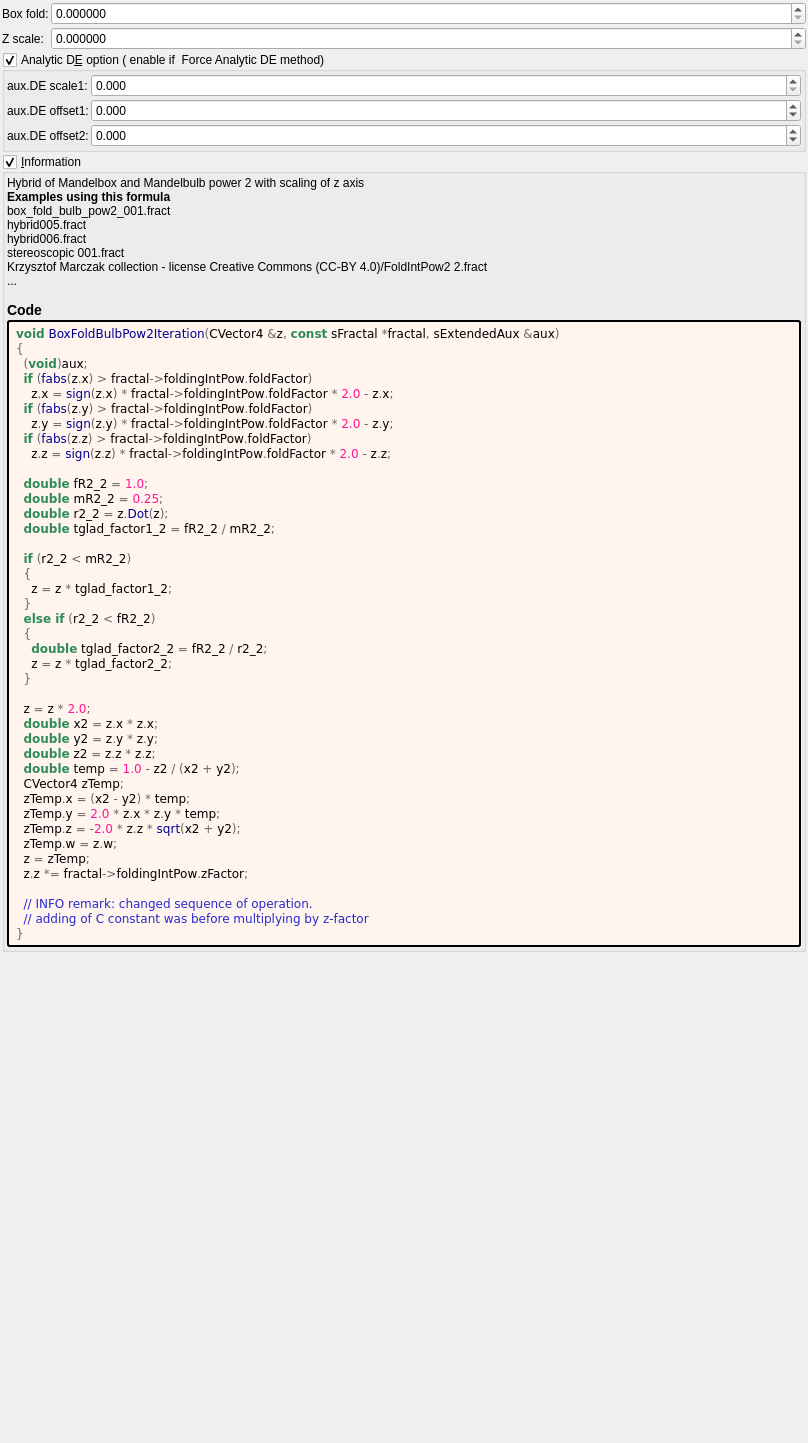
Before: the Qt Designer form mandelbulber2/formula/ui/box_fold_bulb_pow2.ui in buddhi1980/mandelbulber2, drawn with Qt 5.
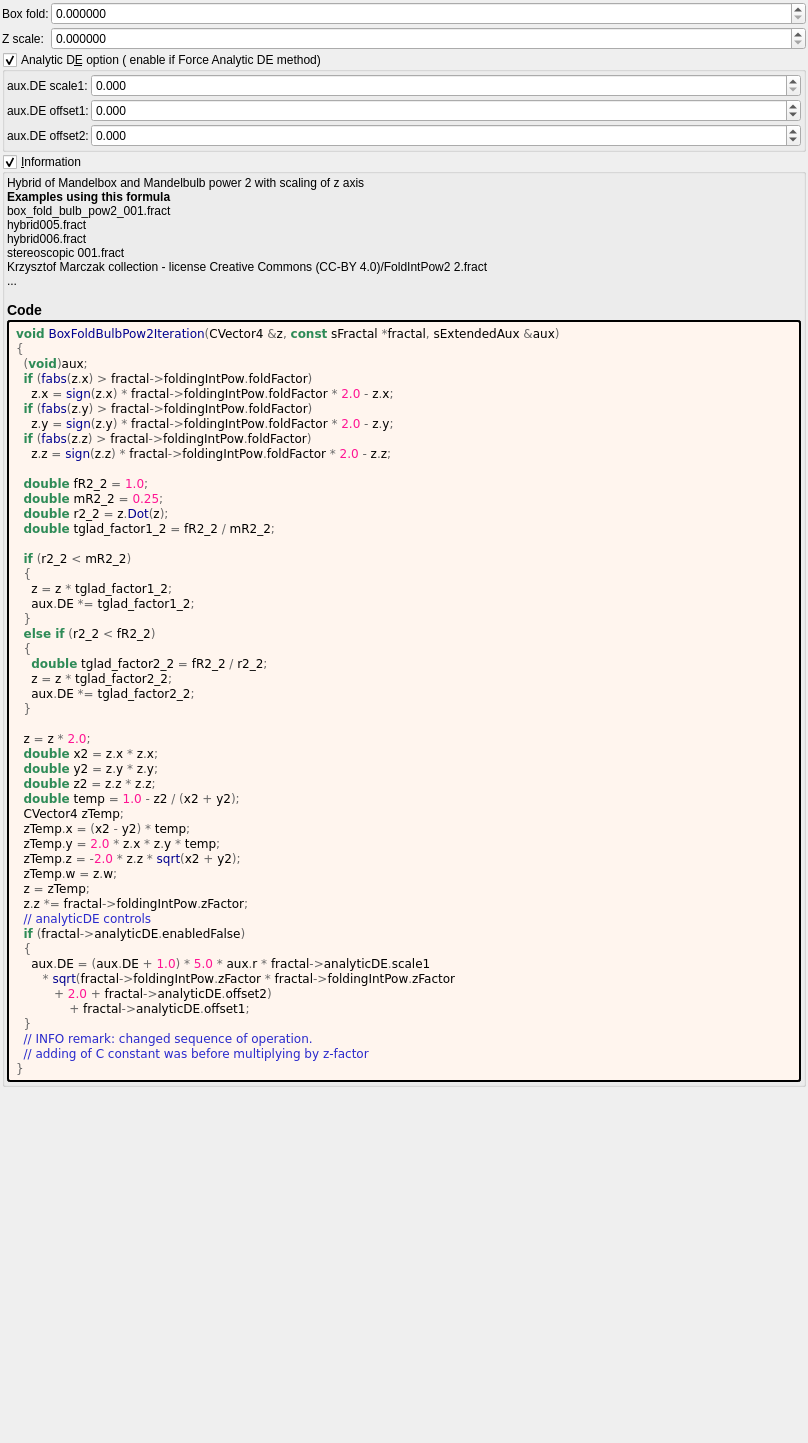
After: the same form once the commit is applied. Custom widgets are drawn as their Qt base class.

What changed in the file:
```diff
--- a/mandelbulber2/formula/ui/box_fold_bulb_pow2.ui
+++ b/mandelbulber2/formula/ui/box_fold_bulb_pow2.ui
@@ -112,7 +112,7 @@
       <string>Occasionally disable in Hybrid Mode. A few hybrid settings may work best with the analytic DE code disabled in this formula.</string>
      </property>
      <property name="title">
-      <string>Analytic D&amp;E option ( enable if  Force Analytic DE method)</string>
+      <string>Analytic D&amp;E option ( enable if Force Analytic DE method)</string>
      </property>
      <property name="checkable">
       <bool>true</bool>
@@ -318,11 +318,13 @@
   &lt;span style=&quot;color:#2e8b57; font-weight:bold&quot;&gt;if&lt;/span&gt; &lt;span style=&quot;color:#676767&quot;&gt;(&lt;/span&gt;r2_2 &lt;span style=&quot;color:#676767&quot;&gt;&amp;lt;&lt;/span&gt; mR2_2&lt;span style=&quot;color:#676767&quot;&gt;)&lt;/span&gt;
   &lt;span style=&quot;color:#676767&quot;&gt;{&lt;/span&gt;
     z &lt;span style=&quot;color:#676767&quot;&gt;=&lt;/span&gt; z &lt;span style=&quot;color:#676767&quot;&gt;*&lt;/span&gt; tglad_factor1_2&lt;span style=&quot;color:#676767&quot;&gt;;&lt;/span&gt;
+    aux&lt;span style=&quot;color:#676767&quot;&gt;.&lt;/span&gt;DE &lt;span style=&quot;color:#676767&quot;&gt;*=&lt;/span&gt; tglad_factor1_2&lt;span style=&quot;color:#676767&quot;&gt;;&lt;/span&gt;
   &lt;span style=&quot;color:#676767&quot;&gt;}&lt;/span&gt;
   &lt;span style=&quot;color:#2e8b57; font-weight:bold&quot;&gt;else if&lt;/span&gt; &lt;span style=&quot;color:#676767&quot;&gt;(&lt;/span&gt;r2_2 &lt;span style=&quot;color:#676767&quot;&gt;&amp;lt;&lt;/span&gt; fR2_2&lt;span style=&quot;color:#676767&quot;&gt;)&lt;/span&gt;
   &lt;span style=&quot;color:#676767&quot;&gt;{&lt;/span&gt;
     &lt;span style=&quot;color:#2e8b57; font-weight:bold&quot;&gt;double&lt;/span&gt; tglad_factor2_2 &lt;span style=&quot;color:#676767&quot;&gt;=&lt;/span&gt; fR2_2 &lt;span style=&quot;color:#676767&quot;&gt;/&lt;/span&gt; r2_2&lt;span style=&quot;color:#676767&quot;&gt;;&lt;/span&gt;
     z &lt;span style=&quot;color:#676767&quot;&gt;=&lt;/span&gt; z &lt;span style=&quot;color:#676767&quot;&gt;*&lt;/span&gt; tglad_factor2_2&lt;span style=&quot;color:#676767&quot;&gt;;&lt;/span&gt;
+    aux&lt;span style=&quot;color:#676767&quot;&gt;.&lt;/span&gt;DE &lt;span style=&quot;color:#676767&quot;&gt;*=&lt;/span&gt; tglad_factor2_2&lt;span style=&quot;color:#676767&quot;&gt;;&lt;/span&gt;
   &lt;span style=&quot;color:#676767&quot;&gt;}&lt;/span&gt;
 
   z &lt;span style=&quot;color:#676767&quot;&gt;=&lt;/span&gt; z &lt;span style=&quot;color:#676767&quot;&gt;*&lt;/span&gt; &lt;span style=&quot;color:#ff1493&quot;&gt;2.0&lt;/span&gt;&lt;span style=&quot;color:#676767&quot;&gt;;&lt;/span&gt;
@@ -337,7 +339,14 @@
   zTemp&lt;span style=&quot;color:#676767&quot;&gt;.&lt;/span&gt;w &lt;span style=&quot;color:#676767&quot;&gt;=&lt;/span&gt; z&lt;span style=&quot;color:#676767&quot;&gt;.&lt;/span&gt;w&lt;span style=&quot;color:#676767&quot;&gt;;&lt;/span&gt;
   z &lt;span style=&quot;color:#676767&quot;&gt;=&lt;/span&gt; zTemp&lt;span style=&quot;color:#676767&quot;&gt;;&lt;/span&gt;
   z&lt;span style=&quot;color:#676767&quot;&gt;.&lt;/span&gt;z &lt;span style=&quot;color:#676767&quot;&gt;*=&lt;/span&gt; fractal&lt;span style=&quot;color:#676767&quot;&gt;-&amp;gt;&lt;/span&gt;foldingIntPow&lt;span style=&quot;color:#676767&quot;&gt;.&lt;/span&gt;zFactor&lt;span style=&quot;color:#676767&quot;&gt;;&lt;/span&gt;
-
+  &lt;span style=&quot;color:#2929cc&quot;&gt;// analyticDE controls&lt;/span&gt;
+  &lt;span style=&quot;color:#2e8b57; font-weight:bold&quot;&gt;if&lt;/span&gt; &lt;span style=&quot;color:#676767&quot;&gt;(&lt;/span&gt;fractal&lt;span style=&quot;color:#676767&quot;&gt;-&amp;gt;&lt;/span&gt;analyticDE&lt;span style=&quot;color:#676767&quot;&gt;.&lt;/span&gt;enabledFalse&lt;span style=&quot;color:#676767&quot;&gt;)&lt;/span&gt;
+  &lt;span style=&quot;color:#676767&quot;&gt;{&lt;/span&gt;
+    aux&lt;span style=&quot;color:#676767&quot;&gt;.&lt;/span&gt;DE &lt;span style=&quot;color:#676767&quot;&gt;= (&lt;/span&gt;aux&lt;span style=&quot;color:#676767&quot;&gt;.&lt;/span&gt;DE &lt;span style=&quot;color:#676767&quot;&gt;+&lt;/span&gt; &lt;span style=&quot;color:#ff1493&quot;&gt;1.0&lt;/span&gt;&lt;span style=&quot;color:#676767&quot;&gt;) *&lt;/span&gt; &lt;span style=&quot;color:#ff1493&quot;&gt;5.0&lt;/span&gt; &lt;span style=&quot;color:#676767&quot;&gt;*&lt;/span&gt; aux&lt;span style=&quot;color:#676767&quot;&gt;.&lt;/span&gt;r &lt;span style=&quot;color:#676767&quot;&gt;*&lt;/span&gt; fractal&lt;span style=&quot;color:#676767&quot;&gt;-&amp;gt;&lt;/span&gt;analyticDE&lt;span style=&quot;color:#676767&quot;&gt;.&lt;/span&gt;scale1
+       &lt;span style=&quot;color:#676767&quot;&gt;*&lt;/span&gt; &lt;span style=&quot;color:#00008f&quot;&gt;sqrt&lt;/span&gt;&lt;span style=&quot;color:#676767&quot;&gt;(&lt;/span&gt;fractal&lt;span style=&quot;color:#676767&quot;&gt;-&amp;gt;&lt;/span&gt;foldingIntPow&lt;span style=&quot;color:#676767&quot;&gt;.&lt;/span&gt;zFactor &lt;span style=&quot;color:#676767&quot;&gt;*&lt;/span&gt; fractal&lt;span style=&quot;color:#676767&quot;&gt;-&amp;gt;&lt;/span&gt;foldingIntPow&lt;span style=&quot;color:#676767&quot;&gt;.&lt;/span&gt;zFactor
+          &lt;span style=&quot;color:#676767&quot;&gt;+&lt;/span&gt; &lt;span style=&quot;color:#ff1493&quot;&gt;2.0&lt;/span&gt; &lt;span style=&quot;color:#676767&quot;&gt;+&lt;/span&gt; fractal&lt;span style=&quot;color:#676767&quot;&gt;-&amp;gt;&lt;/span&gt;analyticDE&lt;span style=&quot;color:#676767&quot;&gt;.&lt;/span&gt;offset2&lt;span style=&quot;color:#676767&quot;&gt;)&lt;/span&gt;
+              &lt;span style=&quot;color:#676767&quot;&gt;+&lt;/span&gt; fractal&lt;span style=&quot;color:#676767&quot;&gt;-&amp;gt;&lt;/span&gt;analyticDE&lt;span style=&quot;color:#676767&quot;&gt;.&lt;/span&gt;offset1&lt;span style=&quot;color:#676767&quot;&gt;;&lt;/span&gt;
+  &lt;span style=&quot;color:#676767&quot;&gt;}&lt;/span&gt;
   &lt;span style=&quot;color:#2929cc&quot;&gt;// INFO remark: changed sequence of operation.&lt;/span&gt;
   &lt;span style=&quot;color:#2929cc&quot;&gt;// adding of C constant was before multiplying by z-factor&lt;/span&gt;
 &lt;span style=&quot;color:#676767&quot;&gt;}&lt;/span&gt;
```
Left out of the diff: 2 changed lines with no effect on the pictures.
